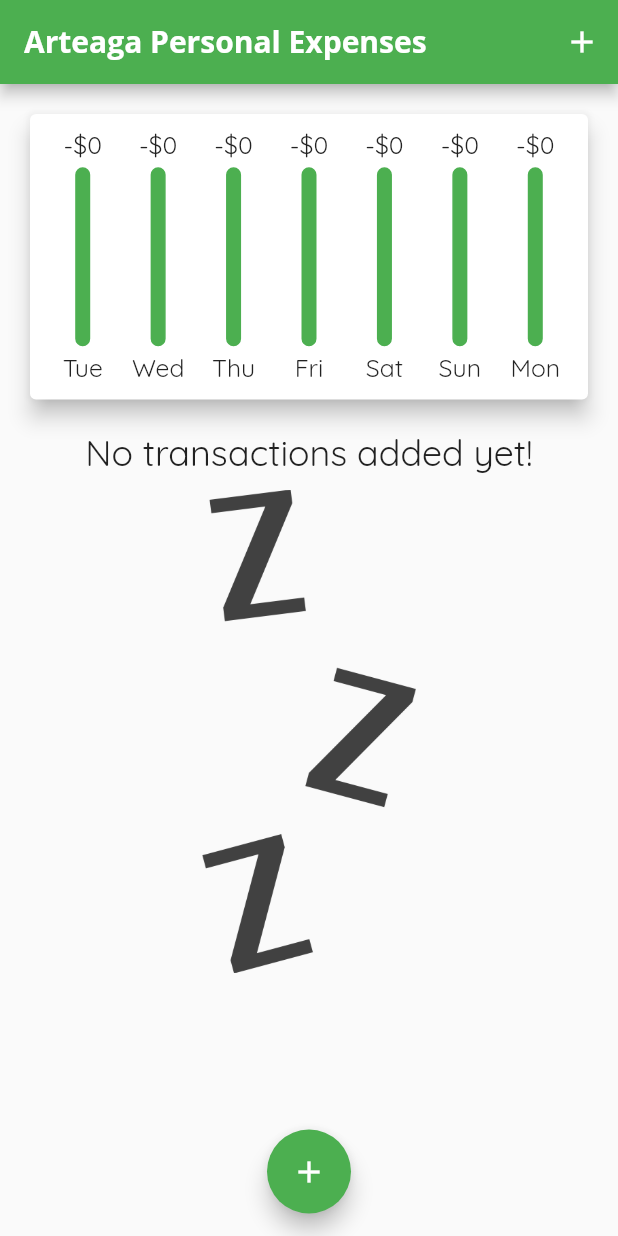
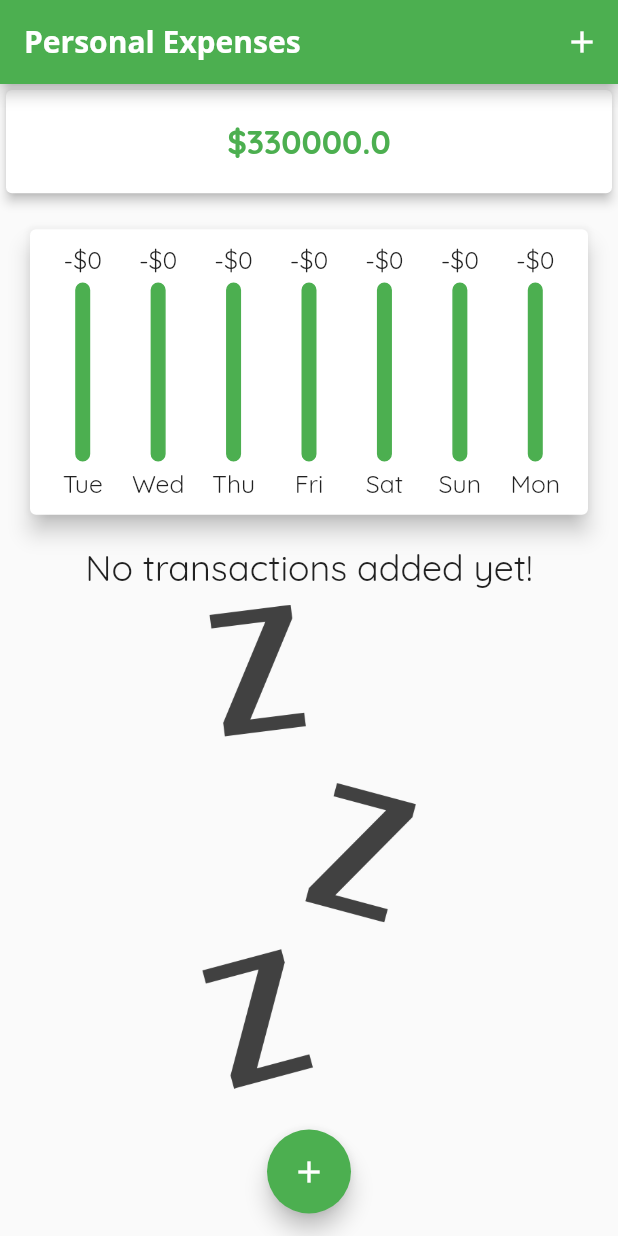
Before and after one commit to Arteaga33/personal_expenses_app, a Flutter app: the screen it shows after launch, on a phone screen of 412 x 824 dp. Run offline on Flutter 3.47's test engine with Material 2 defaults, Android fonts, the phone set to English and light mode, and no system bars.

Commit message:
Inlcuded static balance

```diff
--- a/lib/main.dart
+++ b/lib/main.dart
@@ -10,6 +10,7 @@ import 'package:flutter/services.dart';
 import './widgets/chart.dart';
 import './widgets/new_transaction.dart';
 import './widgets/transaction_list.dart';
+import './widgets/current_balance.dart';
 import './models/transaction.dart';
 
 void main() {
@@ -40,7 +41,7 @@ class MyApp extends StatelessWidget {
                 fontWeight: FontWeight.bold)),
         //toolbarTextStyle: TextStyle(fontFamily: 'OpenSans', fontSize: 20)),
       ),
-      home: const MyHomePage(title: 'Arteaga Personal Expenses'),
+      home: const MyHomePage(title: 'Personal Expenses'),
     );
   }
 }
@@ -167,6 +168,9 @@ class _MyHomePageState extends State<MyHomePage> with WidgetsBindingObserver { /
   List<Widget> _buildPortraitContent(
       MediaQueryData mediaQuery, AppBar appBar, Widget txListWidget) {
     return [
+      SizedBox(height: (mediaQuery.size.height -
+                  appBar.preferredSize.height)*0.1,
+      child: CurrentBalance(),),
       SizedBox(
           height: (mediaQuery.size.height -
                   appBar.preferredSize.height -
--- /dev/null
+++ b/lib/models/balance.dart
@@ -0,0 +1,9 @@
+import 'package:flutter/rendering.dart';
+
+class Balance{
+  final String id;
+  final double currentBalance;
+  final DateTime date;
+
+  Balance({required this.id, required this.currentBalance, required this.date});
+}
--- /dev/null
+++ b/lib/widgets/current_balance.dart
@@ -0,0 +1,26 @@
+import 'package:flutter/material.dart';
+import 'package:intl/intl.dart';
+
+import '../models/transaction.dart';
+
+class CurrentBalance extends StatelessWidget {
+  final double balance = 330000;
+
+  const CurrentBalance({Key? key}) : super(key: key);
+
+  @override
+  Widget build(BuildContext context) {
+    return Card(
+      elevation: 3,
+      child: Container(
+        padding: const EdgeInsets.all(10),
+        child: Center(
+            child: Text('\$$balance',
+                style: const TextStyle(
+                    fontSize: 22,
+                    fontWeight: FontWeight.bold,
+                    color: Colors.green))),
+      ),
+    );
+  }
+}
```
